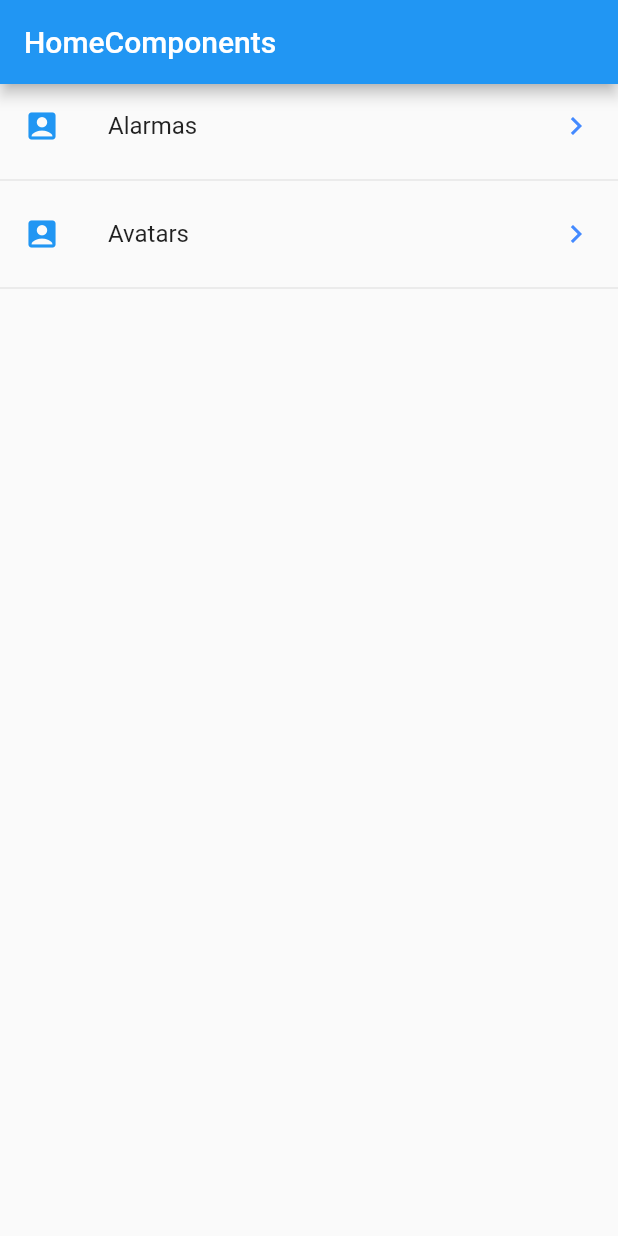
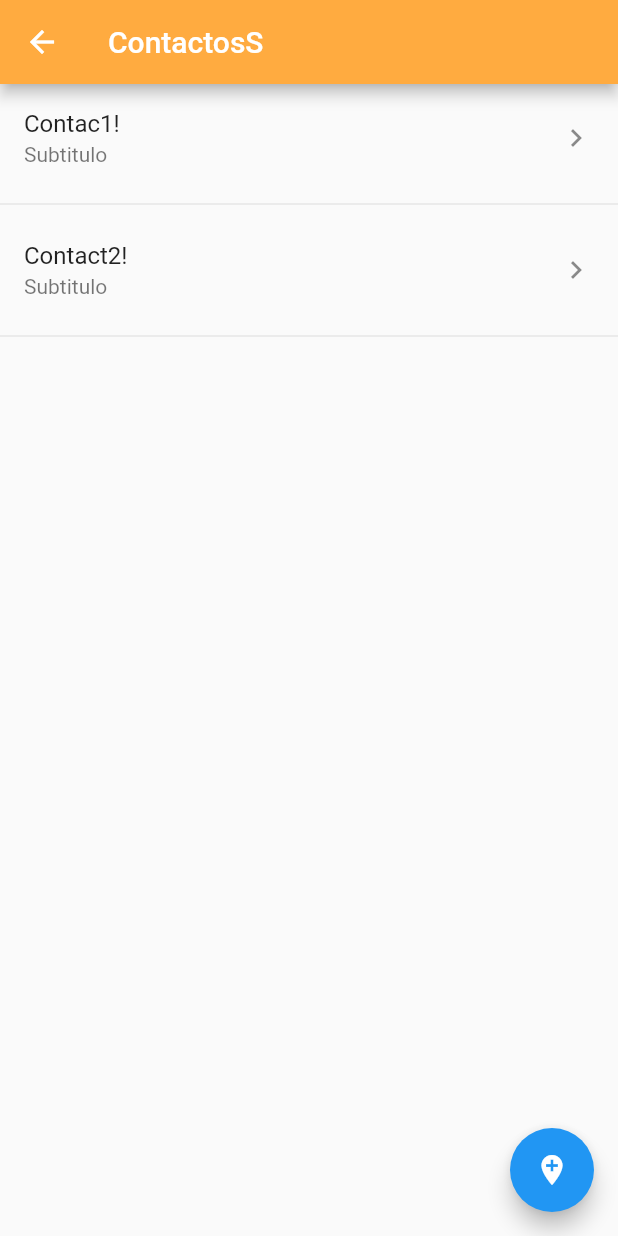
Before and after one commit to jparadae/v-sos, a Flutter app: the screen it shows after launch, after a tap on "Alarmas", on a phone screen of 412 x 824 dp. Run offline on Flutter 3.47's test engine with Material 2 defaults, Android fonts, the phone set to English and light mode, and no system bars.

Commit message:
routes, utils, json, menu bb

```diff
--- a/data/menu_provider.json
+++ b/data/menu_provider.json
@@ -10,6 +10,12 @@
         "ruta": "avatar",
         "icon": "accesibility",
         "text": "Avatars"
+    },
+
+    {
+        "ruta": "folder",
+        "icon": "folder_open",
+        "text": "Folder"
     }
 ]
 }
--- /dev/null
+++ b/lib/app.dart
@@ -0,0 +1,21 @@
+import 'package:flutter/material.dart';
+import 'package:v_sos/src/pages/contactos.dart';
+//import 'package:v_sos/src/pages/alarmsum_page.dart';
+//import 'package:v_sos/src/pages/home_pagetemp.dart';
+import 'package:v_sos/src/pages/home.dart';
+
+class MyApp extends StatelessWidget {
+  @override
+  Widget build(context) {
+    return MaterialApp(
+      title: 'Componentes APP',
+
+      //home: Center(
+      //child: CountAlarmPage(),
+      //child: HomePageTemp(),
+      //child: HomePage(),
+
+      // ),
+    );
+  }
+}
--- a/lib/main.dart
+++ b/lib/main.dart
@@ -1,6 +1,26 @@
 import 'package:flutter/material.dart';
-import 'package:v_sos/src/app.dart';
+import 'package:v_sos/src/pages/contactos.dart';
+import 'package:v_sos/src/pages/home.dart';
+import 'package:v_sos/src/pages/home_pagetemp.dart';
+import 'package:v_sos/src/routes/routes.dart';
+//import 'package:v_sos/src/app.dart';
 
 void main() {
   runApp(MyApp());
 }
+
+class MyApp extends StatelessWidget {
+  @override
+  Widget build(context) {
+    return MaterialApp(
+      title: 'Componentes APP',
+      initialRoute: '/',
+      routes: getApplicationRoutes(),
+      onGenerateRoute: (RouteSettings settings) {
+        print('nombre ruta: ${settings.name}');
+        return MaterialPageRoute(
+            builder: (BuildContext context) => Contactos());
+      },
+    );
+  }
+}
--- /dev/null
+++ b/lib/src/pages/contactos.dart
@@ -0,0 +1,41 @@
+import 'package:flutter/material.dart';
+
+//Esta sera la pagina temporal de los menus
+class Contactos extends StatelessWidget {
+  // This widget is the root of your application.
+  final estiloText = new TextStyle(fontSize: 20);
+  final opciones = ['Contac1', 'Contact2'];
+
+  @override
+  Widget build(BuildContext context) {
+    return Scaffold(
+      appBar: AppBar(
+        title: Text('ContactosS'),
+        backgroundColor: Colors.orangeAccent,
+      ),
+      body: ListView(children: _crearOpciones()),
+      floatingActionButton: FloatingActionButton(
+        child: Icon(Icons.add_location),
+        onPressed: () {
+          Navigator.pop(context);
+        },
+      ),
+    );
+  }
+
+  List<Widget> _crearOpciones() {
+    var widgets = opciones.map((item) {
+      return Column(
+        children: <Widget>[
+          ListTile(
+              title: Text(item + '!'),
+              subtitle: Text('Subtitulo'),
+              trailing: Icon(Icons.keyboard_arrow_right),
+              onTap: () {}),
+          Divider()
+        ],
+      );
+    }).toList();
+    return widgets;
+  }
+}
--- a/lib/src/pages/home.dart
+++ b/lib/src/pages/home.dart
@@ -1,5 +1,9 @@
 import 'package:flutter/material.dart';
+import 'package:v_sos/src/pages/contactos.dart';
 import 'package:v_sos/src/providers/menu.dart';
+import 'package:v_sos/src/routes/routes.dart';
+//utils
+import 'package:v_sos/src/utils/icono_string.dart';
 
 class HomePage extends StatelessWidget {
   @override
@@ -21,21 +25,25 @@ class HomePage extends StatelessWidget {
       builder: (BuildContext context, AsyncSnapshot snapshot) {
         print(snapshot.data);
         return ListView(
-          children: _listaItems(snapshot.data),
+          children: _listaItems(snapshot.data, context),
         );
       },
     );
   }
 
-  List<Widget> _listaItems(List<dynamic> data) {
+  List<Widget> _listaItems(List<dynamic> data, BuildContext context) {
     final List<Widget> opciones = [];
 
     data.forEach((opt) {
       final widgetTemp = ListTile(
         title: Text(opt['text']),
-        leading: Icon(Icons.account_box, color: Colors.blue),
+        leading: getIcon(opt['icon']),
         trailing: Icon(Icons.keyboard_arrow_right, color: Colors.blueAccent),
         onTap: () {
+          // Navigator.pushNamed(context, opt['ruta']);
+          //final route = getApplicationRoutes();
+
+          Navigator.pushNamed(context, opt['ruta']);
           print('accediste al menu bb');
         },
       );
--- /dev/null
+++ b/lib/src/routes/routes.dart
@@ -0,0 +1,12 @@
+import 'package:flutter/material.dart';
+import 'package:v_sos/src/pages/alarmsum_page.dart';
+import 'package:v_sos/src/pages/contactos.dart';
+import 'package:v_sos/src/pages/home.dart';
+
+Map<String, WidgetBuilder> getApplicationRoutes() {
+  return <String, WidgetBuilder>{
+    '/': (BuildContext context) => HomePage(),
+    '/alert': (BuildContext context) => CountAlarmPage(),
+    '/avatar': (BuildContext context) => Contactos(),
+  };
+}
--- /dev/null
+++ b/lib/src/utils/icono_string.dart
@@ -0,0 +1,12 @@
+import 'package:flutter/widgets.dart';
+
+import 'package:flutter/material.dart';
+
+Icon getIcon(String nameIcon) {
+  final _icons = <String, IconData>{
+    'add_alert': Icons.add_alert,
+    'accesibility': Icons.accessibility,
+    'folder_open': Icons.folder_open,
+  };
+  return Icon(_icons[nameIcon], color: Colors.orangeAccent);
+}
```
